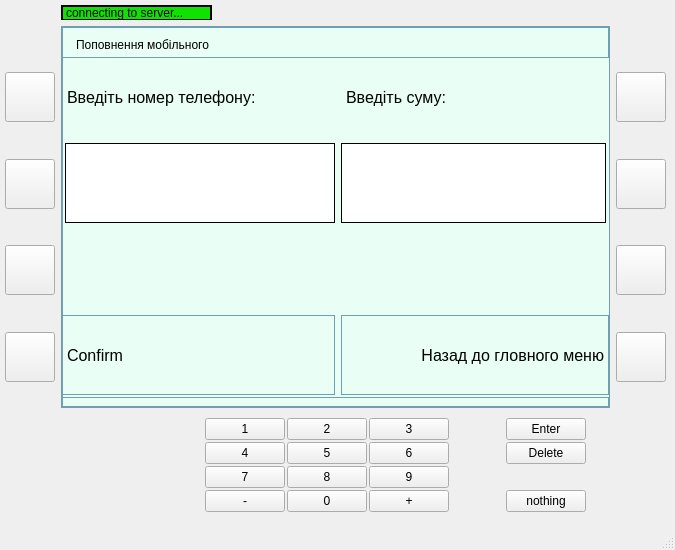
Old version of the form ATM_Project/mainwindow.ui in the repository artikgak/MOOP_ATM.
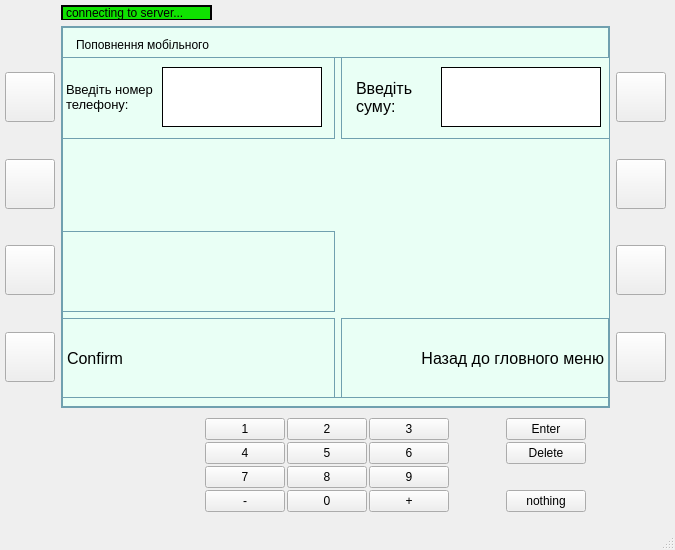
New version of the form. The open tabs and pages were chosen to show the change. Icons and pictures are not drawn.

```diff
--- a/ATM_Project/mainwindow.ui
+++ b/ATM_Project/mainwindow.ui
@@ -1529,37 +1529,6 @@
           </rect>
          </property>
          <layout class="QGridLayout" name="gridLayout_6" rowstretch="1,1,1,1" columnstretch="1,1">
-          <item row="1" column="1">
-           <widget class="QLineEdit" name="phoneSumField">
-            <property name="enabled">
-             <bool>true</bool>
-            </property>
-            <property name="minimumSize">
-             <size>
-              <width>0</width>
-              <height>80</height>
-             </size>
-            </property>
-            <property name="font">
-             <font>
-              <pointsize>18</pointsize>
-              <weight>75</weight>
-              <italic>false</italic>
-              <bold>true</bold>
-              <underline>false</underline>
-              <strikeout>false</strikeout>
-             </font>
-            </property>
-            <property name="styleSheet">
-             <string notr="true">background-color: white;
-border-color: black;
-margin-right: 7px;</string>
-            </property>
-            <property name="text">
-             <string/>
-            </property>
-           </widget>
-          </item>
           <item row="3" column="0">
            <widget class="QLabel" name="label_47">
             <property name="maximumSize">
@@ -1581,103 +1550,6 @@
             </property>
            </widget>
           </item>
-          <item row="0" column="0">
-           <widget class="QLabel" name="label_20">
-            <property name="maximumSize">
-             <size>
-              <width>16777215</width>
-              <height>80</height>
-             </size>
-            </property>
-            <property name="font">
-             <font>
-              <pointsize>12</pointsize>
-             </font>
-            </property>
-            <property name="styleSheet">
-             <string notr="true">border-width: 0px;
-margin: 1px;</string>
-            </property>
-            <property name="text">
-             <string>Введіть номер телефону:</string>
-            </property>
-           </widget>
-          </item>
-          <item row="0" column="1">
-           <widget class="QLabel" name="label_24">
-            <property name="maximumSize">
-             <size>
-              <width>16777215</width>
-              <height>80</height>
-             </size>
-            </property>
-            <property name="font">
-             <font>
-              <pointsize>12</pointsize>
-             </font>
-            </property>
-            <property name="styleSheet">
-             <string notr="true">border-width: 0px;
-margin: 1px;</string>
-            </property>
-            <property name="text">
-             <string>Введіть суму:</string>
-            </property>
-           </widget>
-          </item>
-          <item row="1" column="0">
-           <widget class="QLineEdit" name="phoneNumField">
-            <property name="enabled">
-             <bool>true</bool>
-            </property>
-            <property name="minimumSize">
-             <size>
-              <width>0</width>
-              <height>80</height>
-             </size>
-            </property>
-            <property name="font">
-             <font>
-              <pointsize>26</pointsize>
-              <weight>75</weight>
-              <italic>false</italic>
-              <bold>true</bold>
-              <underline>false</underline>
-              <strikeout>false</strikeout>
-             </font>
-            </property>
-            <property name="styleSheet">
-             <string notr="true">background-color: white;
-border-color: black;
-margin-left: 3px;</string>
-            </property>
-            <property name="text">
-             <string/>
-            </property>
-           </widget>
-          </item>
-          <item row="2" column="1">
-           <widget class="QLabel" name="label_48">
-            <property name="maximumSize">
-             <size>
-              <width>16777215</width>
-              <height>80</height>
-             </size>
-            </property>
-            <property name="font">
-             <font>
-              <pointsize>12</pointsize>
-             </font>
-            </property>
-            <property name="styleSheet">
-             <string notr="true">border-width: 0px;
-margin: 1px;</string>
-            </property>
-            <property name="text">
-             <string/>
-            </property>
-           </widget>
-          </item>
           <item row="3" column="1">
            <widget class="QLabel" name="label_32">
             <property name="maximumSize">
@@ -1705,6 +1577,197 @@
             </property>
            </widget>
           </item>
+          <item row="0" column="0">
+           <widget class="QWidget" name="widget_4" native="true">
+            <widget class="QLabel" name="label_20">
+             <property name="geometry">
+              <rect>
+               <x>0</x>
+               <y>0</y>
+               <width>101</width>
+               <height>80</height>
+              </rect>
+             </property>
+             <property name="maximumSize">
+              <size>
+               <width>16777215</width>
+               <height>80</height>
+              </size>
+             </property>
+             <property name="font">
+              <font>
+               <pointsize>10</pointsize>
+              </font>
+             </property>
+             <property name="styleSheet">
+              <string notr="true">border-width: 0px;
+margin: 1px;</string>
+             </property>
+             <property name="text">
+              <string>Введіть номер телефону:</string>
+             </property>
+             <property name="wordWrap">
+              <bool>true</bool>
+             </property>
+            </widget>
+            <widget class="QLineEdit" name="phoneNumField">
+             <property name="enabled">
+              <bool>true</bool>
+             </property>
+             <property name="geometry">
+              <rect>
+               <x>100</x>
+               <y>10</y>
+               <width>160</width>
+               <height>60</height>
+              </rect>
+             </property>
+             <property name="minimumSize">
+              <size>
+               <width>0</width>
+               <height>30</height>
+              </size>
+             </property>
+             <property name="font">
+              <font>
+               <pointsize>24</pointsize>
+               <weight>75</weight>
+               <italic>false</italic>
+               <bold>true</bold>
+               <underline>false</underline>
+               <strikeout>false</strikeout>
+              </font>
+             </property>
+             <property name="styleSheet">
+              <string notr="true">background-color: white;
+border-color: black;
+</string>
+             </property>
+             <property name="text">
+              <string/>
+             </property>
+            </widget>
+           </widget>
+          </item>
+          <item row="0" column="1">
+           <widget class="QWidget" name="widget_13" native="true">
+            <widget class="QLabel" name="label_24">
+             <property name="geometry">
+              <rect>
+               <x>10</x>
+               <y>20</y>
+               <width>91</width>
+               <height>41</height>
+              </rect>
+             </property>
+             <property name="maximumSize">
+              <size>
+               <width>16777215</width>
+               <height>80</height>
+              </size>
+             </property>
+             <property name="font">
+              <font>
+               <pointsize>12</pointsize>
+              </font>
+             </property>
+             <property name="styleSheet">
+              <string notr="true">border-width: 0px;
+margin: 1px;</string>
+             </property>
+             <property name="text">
+              <string>Введіть суму:</string>
+             </property>
+             <property name="wordWrap">
+              <bool>true</bool>
+             </property>
+            </widget>
+            <widget class="QLineEdit" name="phoneSumField">
+             <property name="enabled">
+              <bool>true</bool>
+             </property>
+             <property name="geometry">
+              <rect>
+               <x>100</x>
+               <y>10</y>
+               <width>160</width>
+               <height>60</height>
+              </rect>
+             </property>
+             <property name="minimumSize">
+              <size>
+               <width>0</width>
+               <height>60</height>
+              </size>
+             </property>
+             <property name="font">
+              <font>
+               <pointsize>18</pointsize>
+               <weight>75</weight>
+               <italic>false</italic>
+               <bold>true</bold>
+               <underline>false</underline>
+               <strikeout>false</strikeout>
+              </font>
+             </property>
+             <property name="styleSheet">
+              <string notr="true">background-color: white;
+border-color: black;
+</string>
+             </property>
+             <property name="text">
+              <string/>
+             </property>
+            </widget>
+           </widget>
+          </item>
+          <item row="1" column="0">
+           <widget class="QLabel" name="wrongPhoneNumLabel">
+            <property name="maximumSize">
+             <size>
+              <width>16777215</width>
+              <height>80</height>
+             </size>
+            </property>
+            <property name="font">
+             <font>
+              <pointsize>12</pointsize>
+             </font>
+            </property>
+            <property name="styleSheet">
+             <string notr="true">border-width: 0px;
+margin: 1px;</string>
+            </property>
+            <property name="text">
+             <string/>
+            </property>
+           </widget>
+          </item>
+          <item row="2" column="0">
+           <widget class="QWidget" name="widget_14" native="true"/>
+          </item>
+          <item row="1" column="1">
+           <widget class="QLabel" name="wrongWhoneSumLabel">
+            <property name="maximumSize">
+             <size>
+              <width>16777215</width>
+              <height>80</height>
+             </size>
+            </property>
+            <property name="font">
+             <font>
+              <pointsize>12</pointsize>
+             </font>
+            </property>
+            <property name="styleSheet">
+             <string notr="true">border-width: 0px;
+margin: 1px;</string>
+            </property>
+            <property name="text">
+             <string/>
+            </property>
+           </widget>
+          </item>
          </layout>
         </widget>
         <widget class="QLabel" name="label_21">
```
Left out of the diff: 767 changed lines with no effect on the pictures.
